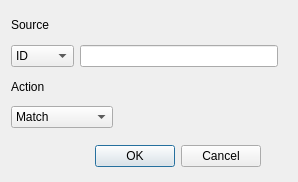
Old version of the form neurolabi/gui/flyemdataprocessdialog.ui in the repository janelia-flyem/NeuTu.
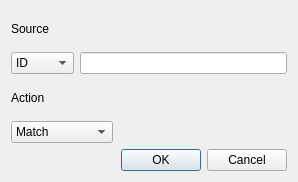
New version of the form.

Commit message: fix process dialog

```diff
--- a/neurolabi/gui/flyemdataprocessdialog.ui
+++ b/neurolabi/gui/flyemdataprocessdialog.ui
@@ -13,31 +13,8 @@
   <property name="windowTitle">
    <string>Dialog</string>
   </property>
-  <widget class="QDialogButtonBox" name="buttonBox">
-   <property name="geometry">
-    <rect>
-     <x>90</x>
-     <y>140</y>
-     <width>171</width>
-     <height>32</height>
-    </rect>
-   </property>
-   <property name="orientation">
-    <enum>Qt::Horizontal</enum>
-   </property>
-   <property name="standardButtons">
-    <set>QDialogButtonBox::Cancel|QDialogButtonBox::Ok</set>
-   </property>
-  </widget>
-  <widget class="QWidget" name="">
-   <property name="geometry">
-    <rect>
-     <x>11</x>
-     <y>11</y>
-     <width>267</width>
-     <height>117</height>
-    </rect>
-   </property>
+  <layout class="QVBoxLayout" name="verticalLayout_4">
+   <item>
    <layout class="QVBoxLayout" name="verticalLayout_3">
     <item>
      <layout class="QVBoxLayout" name="verticalLayout">
@@ -134,7 +111,18 @@
      </layout>
     </item>
    </layout>
-  </widget>
+   </item>
+   <item>
+    <widget class="QDialogButtonBox" name="buttonBox">
+     <property name="orientation">
+      <enum>Qt::Horizontal</enum>
+     </property>
+     <property name="standardButtons">
+      <set>QDialogButtonBox::Cancel|QDialogButtonBox::Ok</set>
+     </property>
+    </widget>
+   </item>
+  </layout>
  </widget>
  <resources/>
  <connections>
```
Left out of the diff: 4 changed lines with no effect on the pictures. Lines whose indentation alone changed are shown as unchanged. The commit also changes 26 other files.
